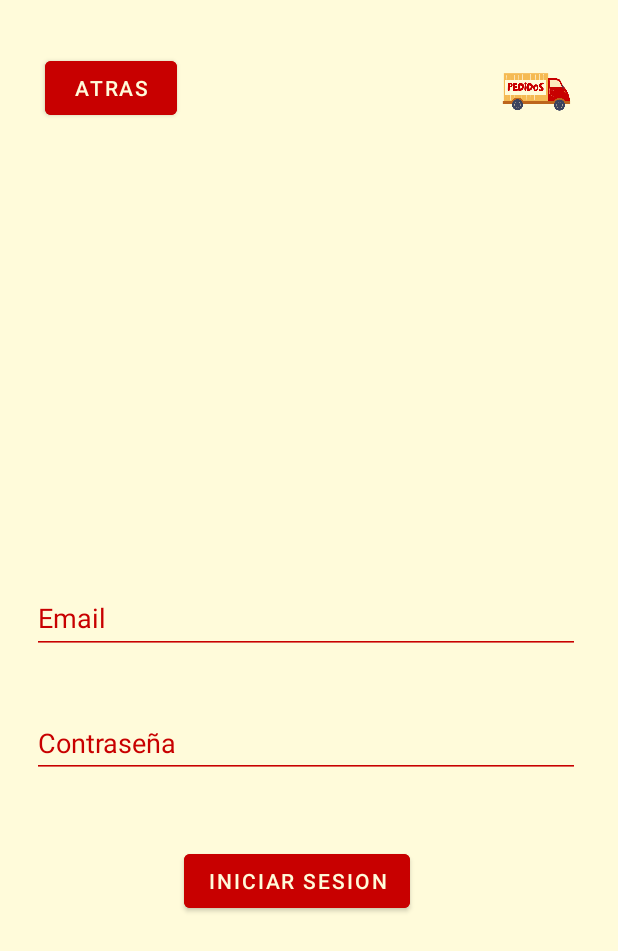
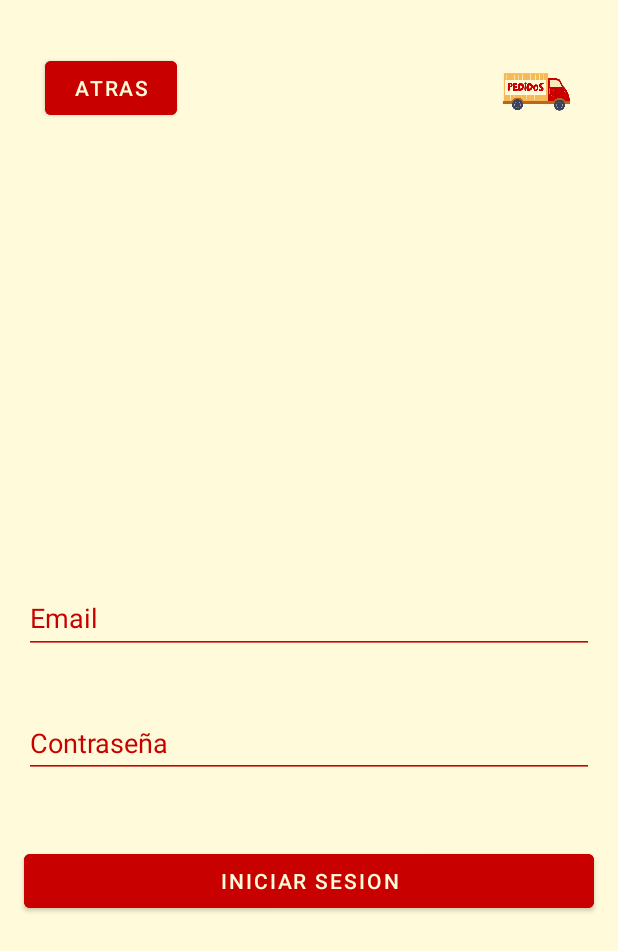
Before and after one commit to falejandrob/EconoMandoApp, an Android app: the screen it shows after launch (MainActivity), after a tap on "INICIAR SESION", on a phone screen of 412 x 824 dp. Shown: the top 951 px of the screen. Run offline under Robolectric (Android 15) with nearby library versions, the phone set to English and light mode, and no system bars.

```diff
--- a/app/src/main/res/layout/fragment_login.xml
+++ b/app/src/main/res/layout/fragment_login.xml
@@ -21,7 +21,7 @@
 
     <EditText
         android:id="@+id/et_Username"
-        android:layout_width="365dp"
+        android:layout_width="0dp"
         android:layout_height="47dp"
         android:layout_marginStart="16dp"
         android:layout_marginEnd="16dp"
@@ -37,7 +37,7 @@
 
     <EditText
         android:id="@+id/et_Password"
-        android:layout_width="365dp"
+        android:layout_width="0dp"
         android:layout_height="46dp"
         android:layout_marginStart="16dp"
         android:layout_marginTop="30dp"
@@ -56,8 +56,10 @@
 
     <Button
         android:id="@+id/btn_Confirm_Login"
-        android:layout_width="wrap_content"
+        android:layout_width="0dp"
         android:layout_height="wrap_content"
+        android:layout_marginStart="16dp"
+        android:layout_marginEnd="16dp"
         android:backgroundTint="#C80000"
         android:text="Iniciar Sesion"
         android:textColor="#FFFBDA"
```
